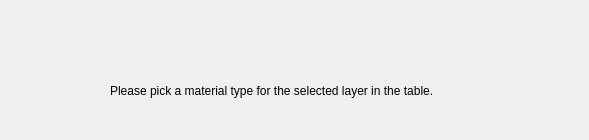
The window that UI/DefaultMatTab.ui (NHERI-SimCenter/s3hark) describes before a commit, drawn with Qt 5.
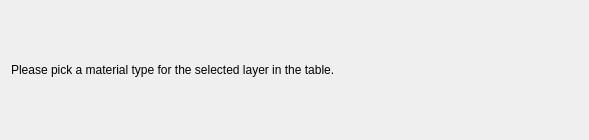
The same window after the commit.

Patch:
```diff
--- a/UI/DefaultMatTab.ui
+++ b/UI/DefaultMatTab.ui
@@ -10,22 +10,24 @@
     <height>140</height>
    </rect>
   </property>
+  <property name="sizePolicy">
+   <sizepolicy hsizetype="Expanding" vsizetype="Preferred">
+    <horstretch>0</horstretch>
+    <verstretch>0</verstretch>
+   </sizepolicy>
+  </property>
   <property name="windowTitle">
    <string>Dialog</string>
   </property>
+  <layout class="QHBoxLayout" name="horizontalLayout">
+   <item>
   <widget class="QLabel" name="label">
-   <property name="geometry">
-    <rect>
-     <x>110</x>
-     <y>80</y>
-     <width>401</width>
-     <height>21</height>
-    </rect>
-   </property>
    <property name="text">
     <string>Please pick a material type for the selected layer in the table.</string>
    </property>
   </widget>
+   </item>
+  </layout>
  </widget>
  <resources/>
  <connections/>
```
Lines whose indentation alone changed are shown as unchanged.
